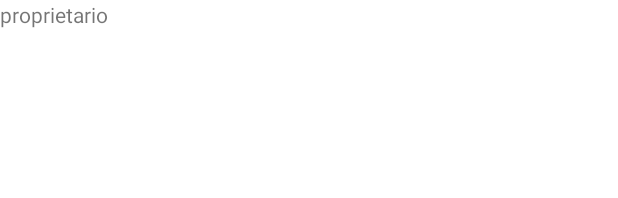
After one commit to MattSona99/ProgettoProgrammazione, an Android app: the layout fragment_upgr_proprietario.xml on its own in the app's theme, with its tools: preview values and no code run, on a phone screen of 412 x 824 dp. The commit adds this screen. Shown: the top 198 px of the screen. Run offline under Robolectric (Android 15) with nearby library versions, the phone set to English and light mode, and no system bars.

Commit message:
aggiunta upgr

```diff
--- a/app/src/main/java/com/example/progettoprogrammazione/fragment/FragmentRistoranti.kt
+++ b/app/src/main/java/com/example/progettoprogrammazione/fragment/FragmentRistoranti.kt
@@ -66,8 +66,6 @@ class FragmentRistoranti : Fragment() ,RestaurantClickListener{
         recyclerView.setHasFixedSize(true)
         adapter.notifyDataSetChanged()
 
-
-
     }
 
     private fun dataInitialize() {
--- a/app/src/main/java/com/example/progettoprogrammazione/ristorante/RestaurantDetail.kt
+++ b/app/src/main/java/com/example/progettoprogrammazione/ristorante/RestaurantDetail.kt
@@ -11,7 +11,7 @@ import com.example.progettoprogrammazione.R
 import com.example.progettoprogrammazione.databinding.FragmentRestaurantDetailBinding
 import com.example.progettoprogrammazione.models.RESTAURANT_EXTRA
 import com.example.progettoprogrammazione.models.Restaurant
-import com.example.progettoprogrammazione.models.restaurantList
+
 
 class RestaurantDetail : Fragment(){
 
--- /dev/null
+++ b/app/src/main/res/layout/fragment_upgr_proprietario.xml
@@ -0,0 +1,16 @@
+<?xml version="1.0" encoding="utf-8"?>
+<FrameLayout
+    xmlns:android="http://schemas.android.com/apk/res/android"
+    xmlns:tools="http://schemas.android.com/tools"
+    android:layout_width="match_parent"
+    android:layout_height="match_parent"
+    android:background="#00000000">
+
+    <TextView
+        android:id="@+id/textView"
+        android:layout_width="wrap_content"
+        android:layout_height="wrap_content"
+        android:text="proprietario"
+        tools:layout_editor_absoluteX="182dp"
+        tools:layout_editor_absoluteY="204dp" />
+</FrameLayout>
```
Also changed, not shown: app/src/main/java/com/example/progettoprogrammazione/utente/FragmentUpgrade.kt (+18 -2 lines), app/src/main/res/layout/fragment_upgr_dipendente.xml (added, +15 -0 lines), app/src/main/res/layout/fragment_upgrade.xml (+34 -1 lines).
